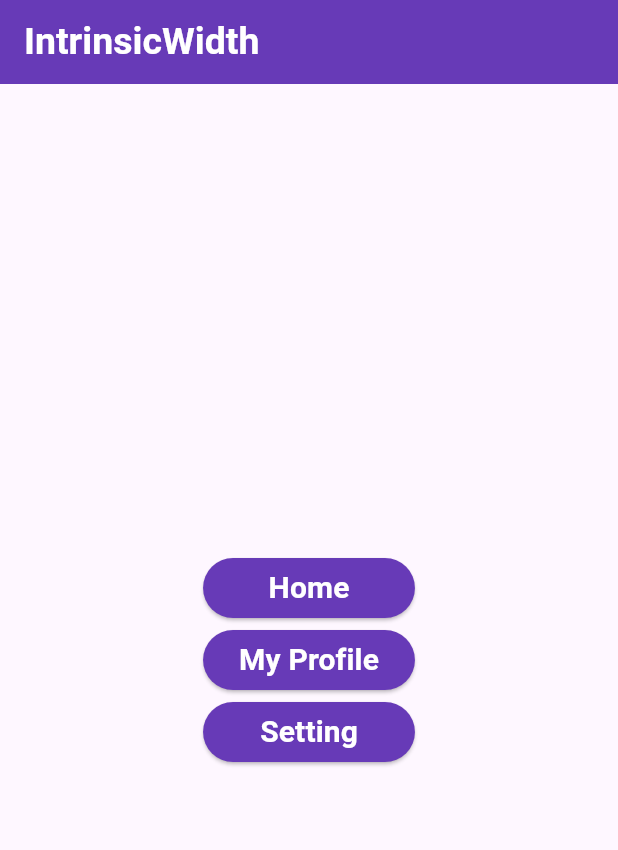
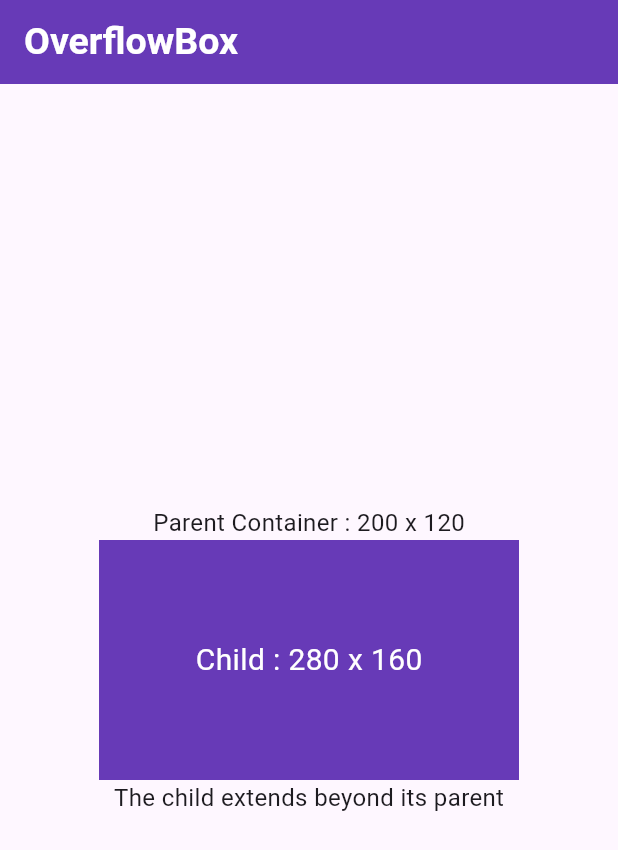
Before and after one commit to Gulshid/Flutter-Shorts-, a Flutter app: the screen it shows after launch, on a phone screen of 412 x 824 dp. Shown: the top 850 px of the screen. Run offline on Flutter 3.47's test engine with Material 3 defaults, Android fonts, the phone set to English and light mode, and no system bars.

Commit message:
overflowbox is done

```diff
--- /dev/null
+++ b/shorts/lib/Layout and Positioning/overflowbox_widget.dart
@@ -0,0 +1,72 @@
+import 'package:flutter/material.dart';
+
+class OverflowboxWidget extends StatefulWidget {
+  const OverflowboxWidget({super.key});
+
+  @override
+  State<OverflowboxWidget> createState() => _OverflowboxWidgetState();
+}
+
+class _OverflowboxWidgetState extends State<OverflowboxWidget> {
+  @override
+  Widget build(BuildContext context) {
+    return Scaffold(
+      appBar: AppBar(
+        title: const Text(
+          'OverflowBox',
+          style: TextStyle(
+            color: Colors.white,
+            fontSize: 25,
+            fontWeight: FontWeight.bold,
+          ),
+        ),
+        backgroundColor: Colors.deepPurple,
+      ),
+
+      body: Center(
+        child: Column(
+          mainAxisAlignment: MainAxisAlignment.center,
+          children: [
+            const Text(
+              'Parent Container : 200 x 120',
+              style: TextStyle(fontSize: 16),
+            ),
+
+            const SizedBox(height: 20),
+
+            Container(
+              height: 120,
+              width: 200,
+              color: Colors.blue.shade100,
+              child: OverflowBox(
+                alignment: Alignment.center,
+                maxWidth: 280,
+                minWidth: 280,
+                minHeight: 160,
+                maxHeight: 160,
+                child: Container(
+                  height: 160,
+                  width: 280,
+                  color: Colors.deepPurple,
+                  child: Center(
+                    child: Text(
+                      "Child : 280 x 160",
+                      style: TextStyle(fontSize: 20, color: Colors.white),
+                    ),
+                  ),
+                ),
+              ),
+            ),
+
+            const SizedBox(height: 20),
+
+            Text(
+              "The child extends beyond its parent",
+              style: TextStyle(fontSize: 16),
+            ),
+          ],
+        ),
+      ),
+    );
+  }
+}
--- a/shorts/lib/main.dart
+++ b/shorts/lib/main.dart
@@ -1,5 +1,5 @@
 import 'package:flutter/material.dart';
-import 'package:shorts/Layout%20and%20Positioning/IntrinsicWidth_widget.dart';
+import 'package:shorts/Layout%20and%20Positioning/overflowbox_widget.dart';
 
 void main() {
   runApp(const MyApp());
@@ -12,7 +12,7 @@ class MyApp extends StatelessWidget {
   Widget build(BuildContext context) {
     return MaterialApp(
       debugShowCheckedModeBanner: false,
-      home: IntrinsicwidthWidget(),
+      home: OverflowboxWidget(),
     );
   }
 }
```
